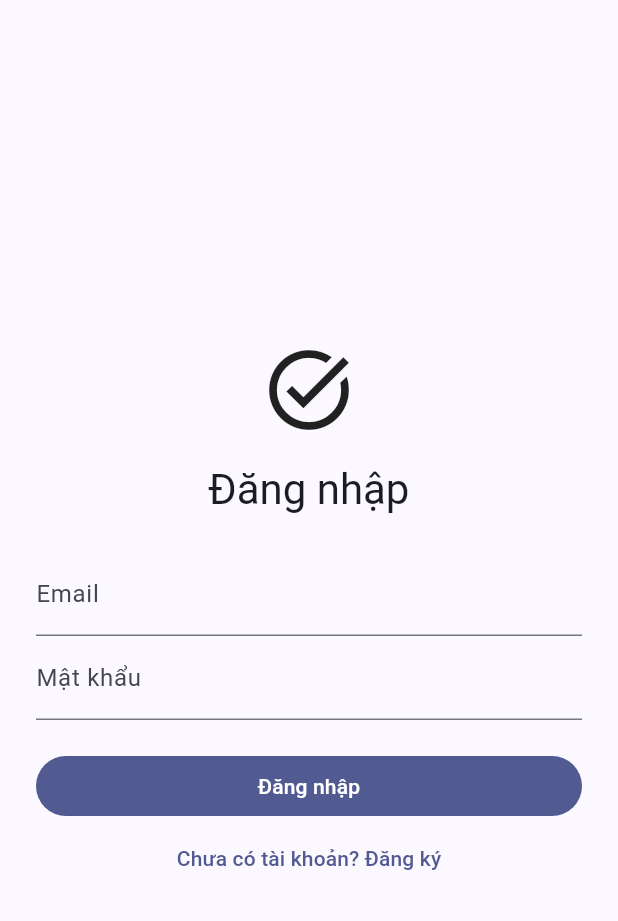
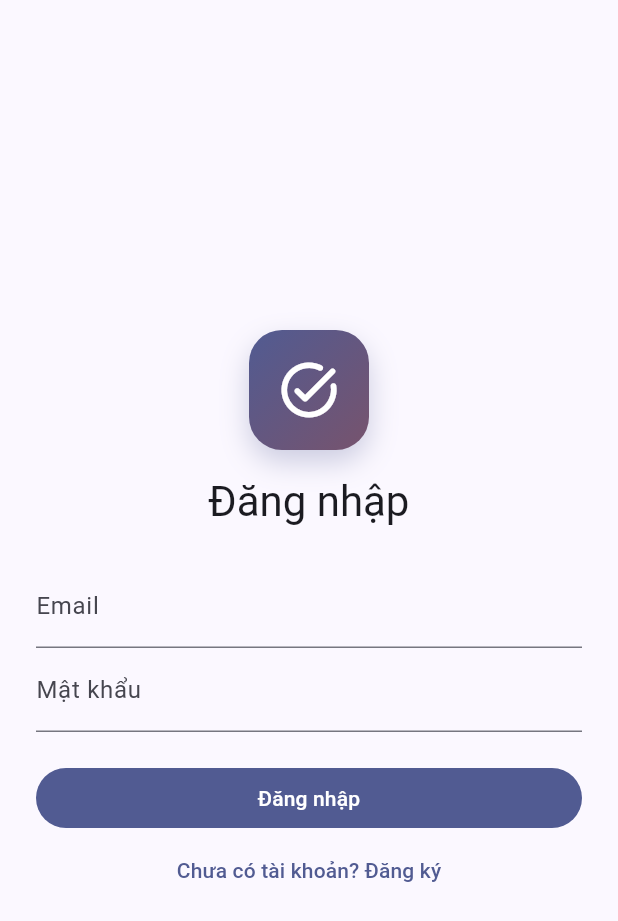
Before and after one commit to NguyenPhucNhon/casetudy2_KHMT2411008_NguyenPhucNhon, a Flutter app: the screen it shows after launch, on a phone screen of 412 x 824 dp. Shown: the top 921 px of the screen. Run offline on Flutter 3.47's test engine with Material 3 defaults, Android fonts, the phone set to English and light mode, and no system bars; accounts and stored records are empty.

Commit message:
cap nhat

```diff
--- a/lib/screens/auth/login_screen.dart
+++ b/lib/screens/auth/login_screen.dart
@@ -45,9 +45,9 @@ class _LoginScreenState extends State<LoginScreen> {
     try {
       final user = _registering
           ? await widget.authService.register(
-              _name.text.trim(), _email.text.trim(), _password.text)
+          _name.text.trim(), _email.text.trim(), _password.text)
           : await widget.authService.login(
-              _email.text.trim(), _password.text);
+          _email.text.trim(), _password.text);
       if (mounted) widget.onAuthenticated(user);
     } catch (error) {
       if (mounted) setState(() => _error = error.toString());
@@ -58,6 +58,8 @@ class _LoginScreenState extends State<LoginScreen> {
 
   @override
   Widget build(BuildContext context) {
+    final colorScheme = Theme.of(context).colorScheme;
+
     return Scaffold(
       body: Center(
         child: SingleChildScrollView(
@@ -69,7 +71,37 @@ class _LoginScreenState extends State<LoginScreen> {
               child: Column(
                 crossAxisAlignment: CrossAxisAlignment.stretch,
                 children: [
-                  const Icon(Icons.task_alt, size: 64),
+                  Center(
+                    child: Container(
+                      width: 80,
+                      height: 80,
+                      decoration: BoxDecoration(
+                        gradient: LinearGradient(
+                          colors: [
+                            colorScheme.primary,
+                            colorScheme.tertiary,
+                          ],
+                          begin: Alignment.topLeft,
+                          end: Alignment.bottomRight,
+                        ),
+                        borderRadius: BorderRadius.circular(22),
+                        boxShadow: [
+                          BoxShadow(
+                            color: colorScheme.primary.withValues(alpha: 0.28),
+                            blurRadius: 16,
+                            offset: const Offset(0, 8),
+                          ),
+                        ],
+                      ),
+
+                      child: const Icon(
+                        Icons.task_alt_rounded,
+                        size: 44,
+                        color: Colors.white,
+                      ),
+                    ),
+                  ),
+                  // --- KẾT THÚC PHẦN LOGO ---
                   const SizedBox(height: 16),
                   Text(
                     _registering ? 'Tạo tài khoản' : 'Đăng nhập',
@@ -116,9 +148,9 @@ class _LoginScreenState extends State<LoginScreen> {
                     onPressed: _busy
                         ? null
                         : () => setState(() {
-                              _registering = !_registering;
-                              _error = null;
-                            }),
+                      _registering = !_registering;
+                      _error = null;
+                    }),
                     child: Text(_registering
                         ? 'Đã có tài khoản? Đăng nhập'
                         : 'Chưa có tài khoản? Đăng ký'),
```
Also changed, not shown: 1 other file.
